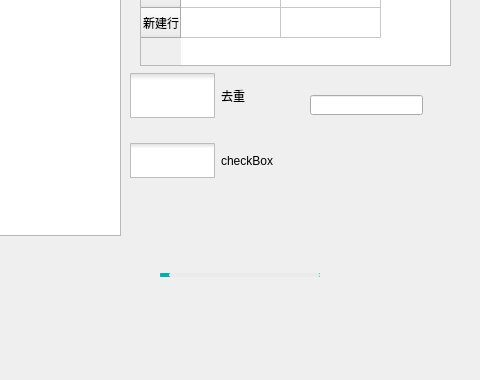
This is KCTS/KCTS Project/demo/test.ui in learniuH/work as Qt 5 draws it before an edit; both pictures show x 310 to 790 and y 105 to 485 of the 1211 by 485 pixel window. The edited form follows.
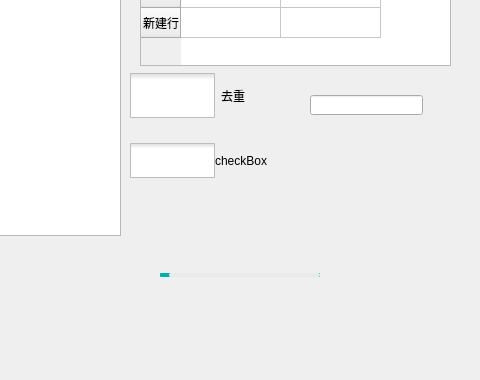
This is the edited form. Icons and pictures are not drawn.

The edit to the form file:
```diff
--- a/KCTS/KCTS Project/demo/test.ui
+++ b/KCTS/KCTS Project/demo/test.ui
@@ -597,7 +597,11 @@
     </rect>
    </property>
    <property name="styleSheet">
-    <string notr="true">QCheckBox::indicator {
+    <string notr="true">QCheckBox {
+	spacing: 0px;
+}
+
+QCheckBox::indicator {
 	width: 85px;
 	height: 35px;
 }
```
